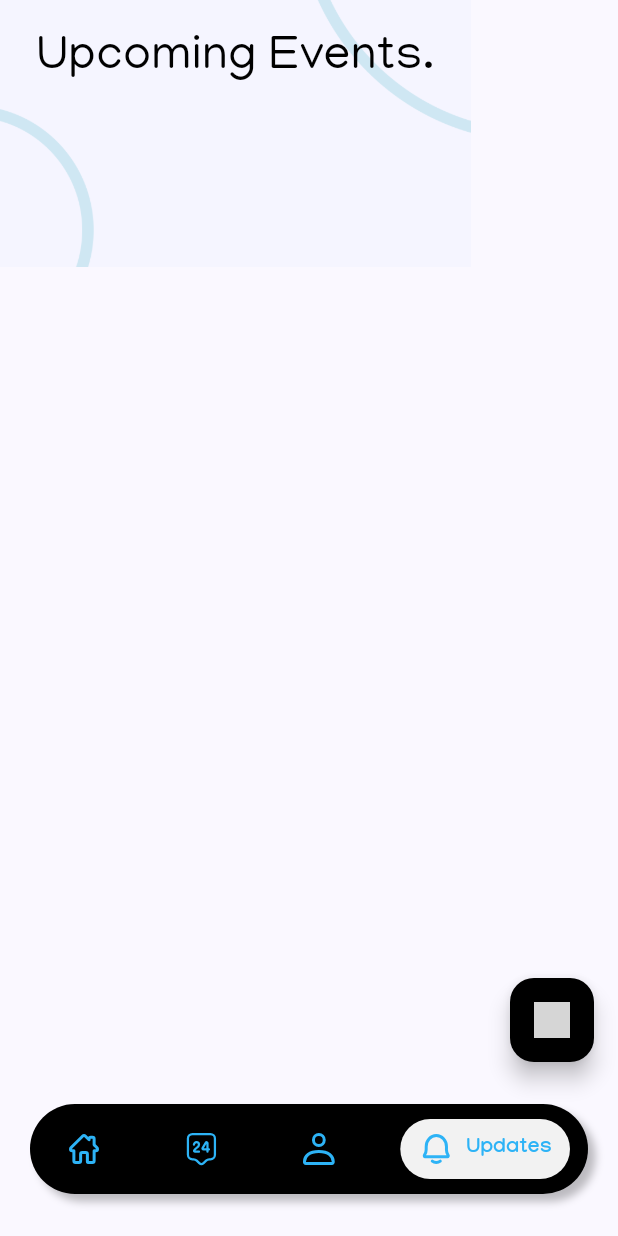
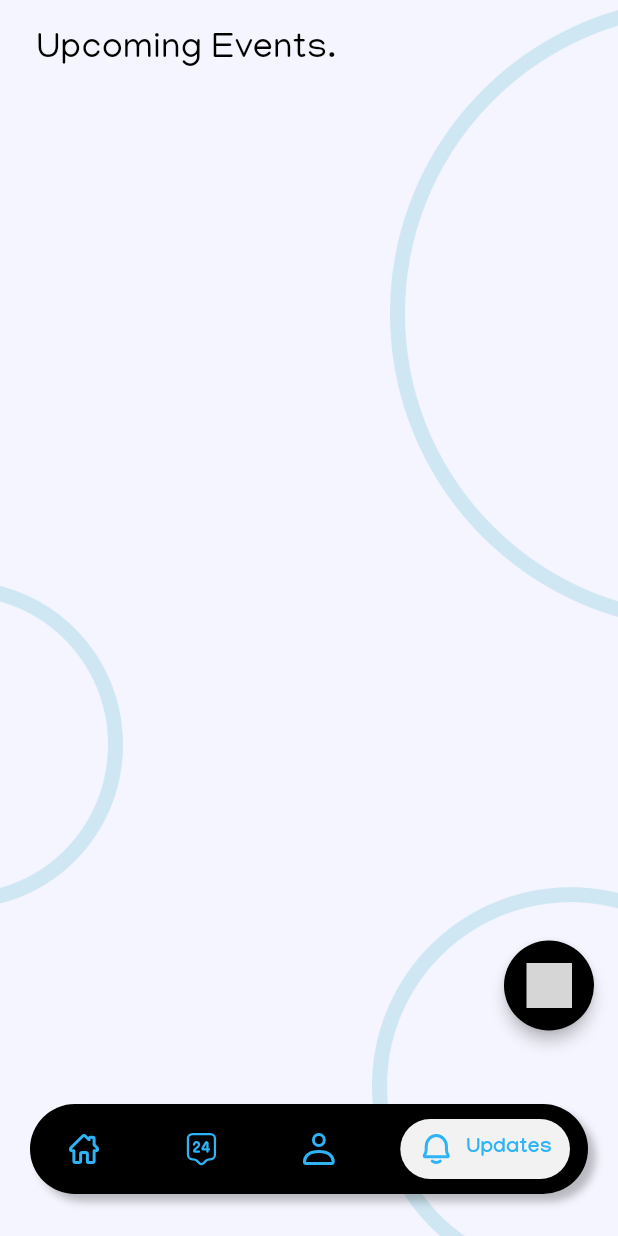
Before and after one commit to adwaidhp/de_talks, a Flutter app: the screen it shows once a user with an empty profile is signed in, item 4 of the bottom bar chosen, on a phone screen of 412 x 824 dp. Run offline on Flutter 3.47's test engine with Material 3 defaults, Android fonts, the phone set to English and light mode, and no system bars; drawn by our look-alikes of google_nav_bar; our stand-ins replace cloud_firestore, firebase_auth, firebase_core, flutter_dotenv, flutter_svg; accounts and stored records are empty; grey boxes are pictures that could not be loaded.

Commit message:
changed events

```diff
--- a/lib/pages/events.dart
+++ b/lib/pages/events.dart
@@ -228,16 +228,24 @@ class _EventCardState extends State<EventCard> {
   }
 }
 
-class EventsPage extends StatelessWidget {
+class EventsPage extends StatefulWidget {
   EventsPage({super.key});
 
+  @override
+  State<EventsPage> createState() => _EventsPageState();
+}
+
+class _EventsPageState extends State<EventsPage> {
   final EventService _eventService = EventService();
   final String currentUserId = FirebaseAuth.instance.currentUser!.uid;
+  bool _isHovered = false;
 
   @override
   Widget build(BuildContext context) {
     return Scaffold(
       body: Container(
+        height: double.infinity,
+        width: double.infinity,
         decoration: BoxDecoration(
           image: DecorationImage(
             image: AssetImage('assets/images/HomePageBg.png'),
@@ -270,6 +278,7 @@ class EventsPage extends StatelessWidget {
                       'Upcoming Events.',
                       style: AppTextStyles.heading1.copyWith(
                         fontWeight: FontWeight.w500,
+                        fontSize: 24,
                       ),
                     ),
                   ),
@@ -336,7 +345,7 @@ class EventsPage extends StatelessWidget {
                               }
                             },
                           ))
-                      .toList(),
+                      ,
                   const SizedBox(height: 100),
                 ],
               ),
@@ -345,7 +354,16 @@ class EventsPage extends StatelessWidget {
         ),
       ),
       floatingActionButton: Padding(
-        padding: const EdgeInsets.only(bottom: 100.0),
+        padding: EdgeInsets.only(
+          bottom: MediaQuery.of(context).padding.bottom + 5,
+        ),
+        child: MouseRegion(
+          onEnter: (_) => setState(() => _isHovered = true),
+          onExit: (_) => setState(() => _isHovered = false),
+          child: AnimatedContainer(
+            duration: const Duration(milliseconds: 200),
+            width: _isHovered ? 120 : 60,
+            height: 60,
             child: FloatingActionButton(
               onPressed: () {
                 Navigator.push(
@@ -354,14 +372,37 @@ class EventsPage extends StatelessWidget {
                 );
               },
               backgroundColor: AppColors.black,
+              shape: RoundedRectangleBorder(
+                borderRadius: BorderRadius.circular(30),
+              ),
+              elevation: 4.0,
+              child: Stack(
+                clipBehavior: Clip.none,
+                alignment: Alignment.centerRight,
+                children: [
+                  if (_isHovered)
+                    Positioned(
+                      right: 60,
+                      child: const Text(
+                        'Create',
+                        style: TextStyle(color: Colors.white),
+                      ),
+                    ),
+                  Positioned(
+                    right: 15,
                     child: SvgPicture.asset(
                       'assets/icons/plus.svg',
                       colorFilter: const ColorFilter.mode(
                         AppColors.darkBlueContrast,
                         BlendMode.srcIn,
                       ),
-            width: 24,
-            height: 24,
+                      height: 30,
+                      width: 30,
+                    ),
+                  ),
+                ],
+              ),
+            ),
           ),
         ),
       ),
```
Lines whose indentation alone changed are shown as unchanged.
